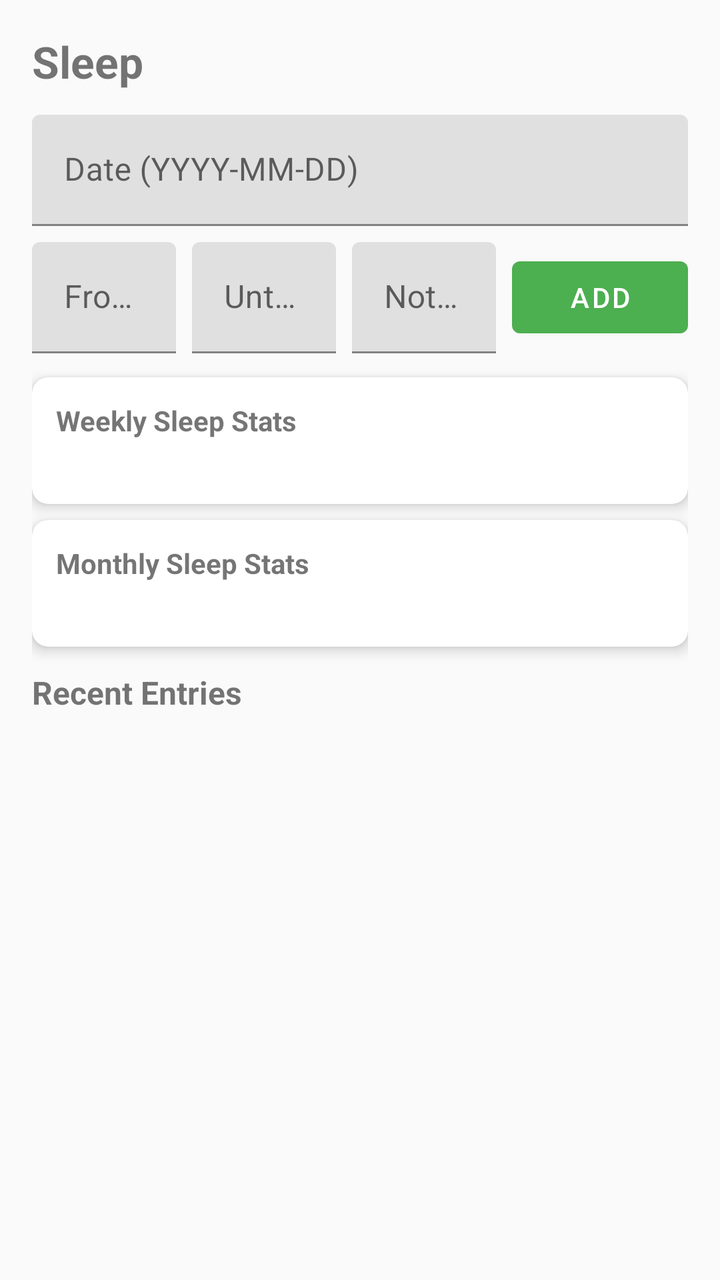
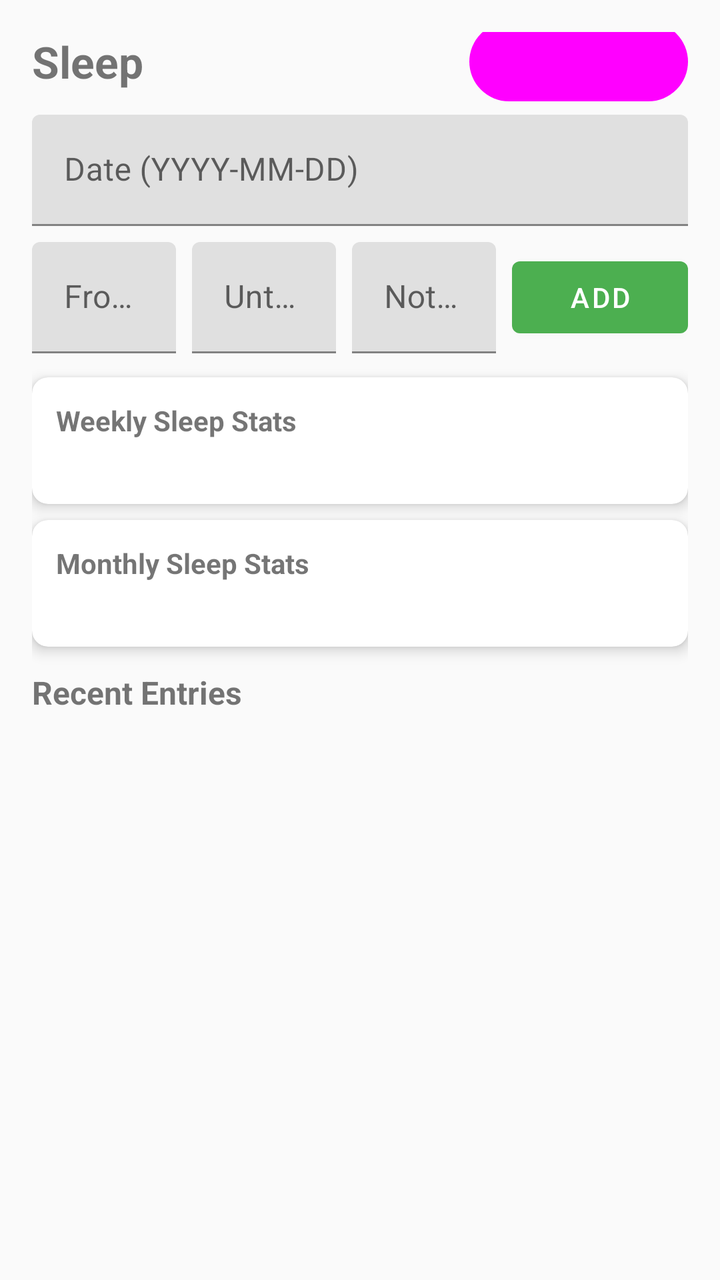

Compare the two renders of this Android layout. The source of the first and the diff that turns it into the second are given below.
<!-- AndroidManifest.xml: application theme Theme.HabitEvaluator -->
<!-- res/layout/fragment_sleep_tracking.xml -->
<?xml version="1.0" encoding="utf-8"?>
<androidx.constraintlayout.widget.ConstraintLayout xmlns:android="http://schemas.android.com/apk/res/android"
    xmlns:app="http://schemas.android.com/apk/res-auto"
    android:layout_width="match_parent"
    android:layout_height="match_parent"
    android:padding="16dp">

    <TextView
        android:id="@+id/sleepTrackingTitle"
        android:layout_width="wrap_content"
        android:layout_height="wrap_content"
        android:text="@string/sleep_tracking"
        android:textSize="22sp"
        android:textStyle="bold"
        app:layout_constraintStart_toStartOf="parent"
        app:layout_constraintTop_toTopOf="parent" />

    <LinearLayout
        android:id="@+id/dateInputLayout"
        android:layout_width="0dp"
        android:layout_height="wrap_content"
        android:layout_marginTop="12dp"
        android:gravity="center_vertical"
        android:orientation="horizontal"
        app:layout_constraintEnd_toEndOf="parent"
        app:layout_constraintStart_toStartOf="parent"
        app:layout_constraintTop_toBottomOf="@id/sleepTrackingTitle">

        <com.google.android.material.textfield.TextInputLayout
            android:layout_width="0dp"
            android:layout_height="wrap_content"
            android:layout_weight="1"
            android:hint="@string/sleep_date_hint">

            <com.google.android.material.textfield.TextInputEditText
                android:id="@+id/sleepDateInput"
                android:layout_width="match_parent"
                android:layout_height="wrap_content"
                android:focusable="false"
                android:clickable="true"
                android:inputType="none" />
        </com.google.android.material.textfield.TextInputLayout>
    </LinearLayout>

    <LinearLayout
        android:id="@+id/inputLayout"
        android:layout_width="0dp"
        android:layout_height="wrap_content"
        android:layout_marginTop="8dp"
        android:gravity="center_vertical"
        android:orientation="horizontal"
        app:layout_constraintEnd_toEndOf="parent"
        app:layout_constraintStart_toStartOf="parent"
        app:layout_constraintTop_toBottomOf="@id/dateInputLayout">

        <com.google.android.material.textfield.TextInputLayout
            android:layout_width="0dp"
            android:layout_height="wrap_content"
            android:layout_weight="1"
            android:hint="@string/sleep_from_hint">

            <com.google.android.material.textfield.TextInputEditText
                android:id="@+id/sleepFromInput"
                android:layout_width="match_parent"
                android:layout_height="wrap_content"
                android:inputType="time" />
        </com.google.android.material.textfield.TextInputLayout>

        <com.google.android.material.textfield.TextInputLayout
            android:layout_width="0dp"
            android:layout_height="wrap_content"
            android:layout_marginStart="8dp"
            android:layout_weight="1"
            android:hint="@string/sleep_until_hint">

            <com.google.android.material.textfield.TextInputEditText
                android:id="@+id/sleepUntilInput"
                android:layout_width="match_parent"
                android:layout_height="wrap_content"
                android:inputType="time" />
        </com.google.android.material.textfield.TextInputLayout>

        <com.google.android.material.textfield.TextInputLayout
            android:layout_width="0dp"
            android:layout_height="wrap_content"
            android:layout_marginStart="8dp"
            android:layout_weight="1"
            android:hint="@string/sleep_notes_hint">

            <com.google.android.material.textfield.TextInputEditText
                android:id="@+id/sleepNotesInput"
                android:layout_width="match_parent"
                android:layout_height="wrap_content"
                android:inputType="text" />
        </com.google.android.material.textfield.TextInputLayout>

        <com.google.android.material.button.MaterialButton
            android:id="@+id/addSleepEntryButton"
            android:layout_width="wrap_content"
            android:layout_height="wrap_content"
            android:layout_marginStart="8dp"
            android:text="@string/add_sleep_entry" />
    </LinearLayout>

    <androidx.cardview.widget.CardView
        android:id="@+id/weeklyStatsCard"
        android:layout_width="0dp"
        android:layout_height="wrap_content"
        android:layout_marginTop="12dp"
        app:cardCornerRadius="8dp"
        app:cardElevation="4dp"
        app:layout_constraintEnd_toEndOf="parent"
        app:layout_constraintStart_toStartOf="parent"
        app:layout_constraintTop_toBottomOf="@id/inputLayout">

        <LinearLayout
            android:layout_width="match_parent"
            android:layout_height="wrap_content"
            android:orientation="vertical"
            android:padding="12dp">

            <TextView
                android:layout_width="wrap_content"
                android:layout_height="wrap_content"
                android:text="@string/weekly_sleep_stats"
                android:textSize="14sp"
                android:textStyle="bold" />

            <LinearLayout
                android:layout_width="match_parent"
                android:layout_height="wrap_content"
                android:layout_marginTop="4dp"
                android:orientation="horizontal">

                <TextView
                    android:id="@+id/weeklyAvgText"
                    android:layout_width="0dp"
                    android:layout_height="wrap_content"
                    android:layout_weight="1"
                    android:gravity="center"
                    android:textSize="12sp" />

                <TextView
                    android:id="@+id/weeklyMinText"
                    android:layout_width="0dp"
                    android:layout_height="wrap_content"
                    android:layout_weight="1"
                    android:gravity="center"
                    android:textSize="12sp" />

                <TextView
                    android:id="@+id/weeklyMaxText"
                    android:layout_width="0dp"
                    android:layout_height="wrap_content"
                    android:layout_weight="1"
                    android:gravity="center"
                    android:textSize="12sp" />
            </LinearLayout>
        </LinearLayout>
    </androidx.cardview.widget.CardView>

    <androidx.cardview.widget.CardView
        android:id="@+id/monthlyStatsCard"
        android:layout_width="0dp"
        android:layout_height="wrap_content"
        android:layout_marginTop="8dp"
        app:cardCornerRadius="8dp"
        app:cardElevation="4dp"
        app:layout_constraintEnd_toEndOf="parent"
        app:layout_constraintStart_toStartOf="parent"
        app:layout_constraintTop_toBottomOf="@id/weeklyStatsCard">

        <LinearLayout
            android:layout_width="match_parent"
            android:layout_height="wrap_content"
            android:orientation="vertical"
            android:padding="12dp">

            <TextView
                android:layout_width="wrap_content"
                android:layout_height="wrap_content"
                android:text="@string/monthly_sleep_stats"
                android:textSize="14sp"
                android:textStyle="bold" />

            <LinearLayout
                android:layout_width="match_parent"
                android:layout_height="wrap_content"
                android:layout_marginTop="4dp"
                android:orientation="horizontal">

                <TextView
                    android:id="@+id/monthlyAvgText"
                    android:layout_width="0dp"
                    android:layout_height="wrap_content"
                    android:layout_weight="1"
                    android:gravity="center"
                    android:textSize="12sp" />

                <TextView
                    android:id="@+id/monthlyMinText"
                    android:layout_width="0dp"
                    android:layout_height="wrap_content"
                    android:layout_weight="1"
                    android:gravity="center"
                    android:textSize="12sp" />

                <TextView
                    android:id="@+id/monthlyMaxText"
                    android:layout_width="0dp"
                    android:layout_height="wrap_content"
                    android:layout_weight="1"
                    android:gravity="center"
                    android:textSize="12sp" />
            </LinearLayout>
        </LinearLayout>
    </androidx.cardview.widget.CardView>

    <TextView
        android:id="@+id/recentEntriesLabel"
        android:layout_width="wrap_content"
        android:layout_height="wrap_content"
        android:layout_marginTop="12dp"
        android:text="@string/recent_sleep_entries"
        android:textSize="16sp"
        android:textStyle="bold"
        app:layout_constraintStart_toStartOf="parent"
        app:layout_constraintTop_toBottomOf="@id/monthlyStatsCard" />

    <androidx.recyclerview.widget.RecyclerView
        android:id="@+id/sleepEntriesRecyclerView"
        android:layout_width="0dp"
        android:layout_height="0dp"
        android:layout_marginTop="4dp"
        app:layout_constraintBottom_toBottomOf="parent"
        app:layout_constraintEnd_toEndOf="parent"
        app:layout_constraintStart_toStartOf="parent"
        app:layout_constraintTop_toBottomOf="@id/recentEntriesLabel" />
</androidx.constraintlayout.widget.ConstraintLayout>
<!-- resources referenced by this layout -->
<resources>
  <string name="add_sleep_entry">Add</string>
  <string name="monthly_sleep_stats">Monthly Sleep Stats</string>
  <string name="recent_sleep_entries">Recent Entries</string>
  <string name="sleep_date_hint">Date (YYYY-MM-DD)</string>
  <string name="sleep_from_hint">From (HH:MM)</string>
  <string name="sleep_notes_hint">Notes (optional)</string>
  <string name="sleep_tracking">Sleep</string>
  <string name="sleep_until_hint">Until (HH:MM)</string>
  <string name="weekly_sleep_stats">Weekly Sleep Stats</string>
  <style name="Theme.HabitEvaluator" parent="Theme.MaterialComponents.DayNight.NoActionBar">
          <item name="colorPrimary">@color/primary</item>
          <item name="colorPrimaryDark">@color/primary_dark</item>
          <item name="colorAccent">@color/accent</item>
          <item name="android:windowBackground">@color/background</item>
      </style>
  <color name="primary">#4CAF50</color>
  <color name="primary_dark">#388E3C</color>
  <color name="accent">#FFC107</color>
  <color name="background">#FAFAFA</color>
</resources>

<!-- the commit's change to res/layout/fragment_sleep_tracking.xml (unified diff, before → after) -->
@@ -7,13 +7,25 @@
 
     <TextView
         android:id="@+id/sleepTrackingTitle"
-        android:layout_width="wrap_content"
+        android:layout_width="0dp"
         android:layout_height="wrap_content"
         android:text="@string/sleep_tracking"
         android:textSize="22sp"
         android:textStyle="bold"
+        app:layout_constraintEnd_toStartOf="@id/viewAnalysisButton"
         app:layout_constraintStart_toStartOf="parent"
         app:layout_constraintTop_toTopOf="parent" />
+
+    <com.google.android.material.button.MaterialButton
+        android:id="@+id/viewAnalysisButton"
+        style="@style/Widget.Material3.Button.TonalButton"
+        android:layout_width="wrap_content"
+        android:layout_height="wrap_content"
+        android:text="@string/sleep_view_analysis"
+        android:textSize="12sp"
+        app:layout_constraintBottom_toBottomOf="@id/sleepTrackingTitle"
+        app:layout_constraintEnd_toEndOf="parent"
+        app:layout_constraintTop_toTopOf="@id/sleepTrackingTitle" />
 
     <LinearLayout
         android:id="@+id/dateInputLayout"
<!-- resource entries referenced after the edit -->
@@ -8,6 +8,7 @@
   <string name="sleep_notes_hint">Notes (optional)</string>
   <string name="sleep_tracking">Sleep</string>
   <string name="sleep_until_hint">Until (HH:MM)</string>
+  <string name="sleep_view_analysis">View Graph</string>
   <string name="weekly_sleep_stats">Weekly Sleep Stats</string>
   <style name="Theme.HabitEvaluator" parent="Theme.MaterialComponents.DayNight.NoActionBar">
           <item name="colorPrimary">@color/primary</item>
